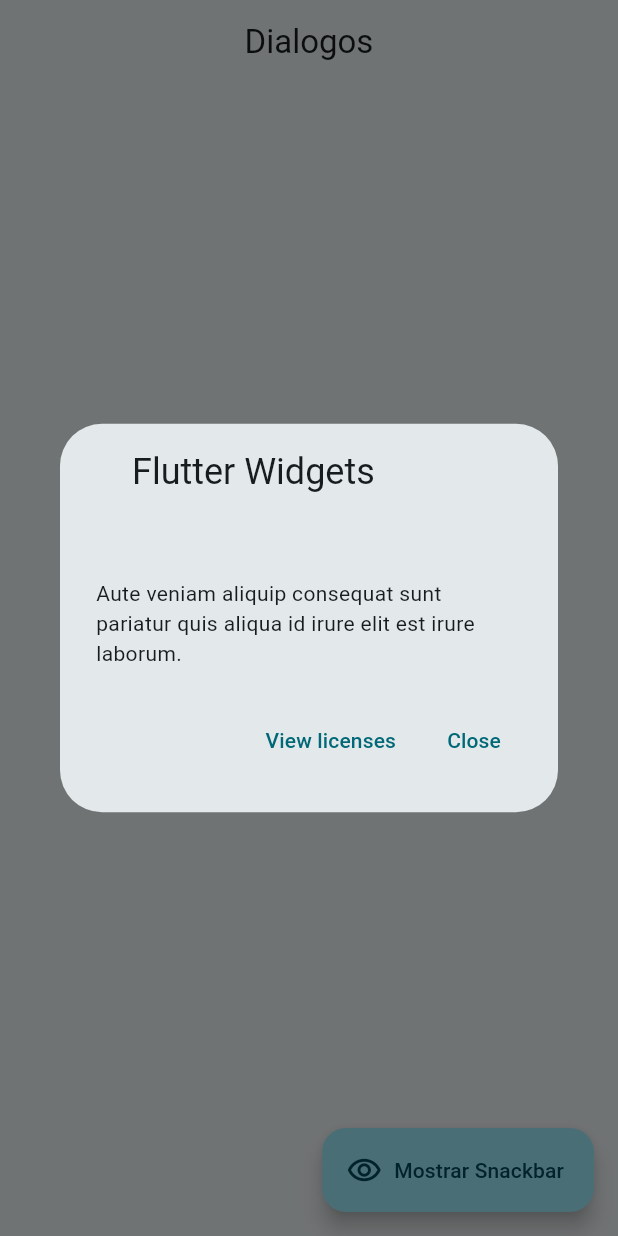
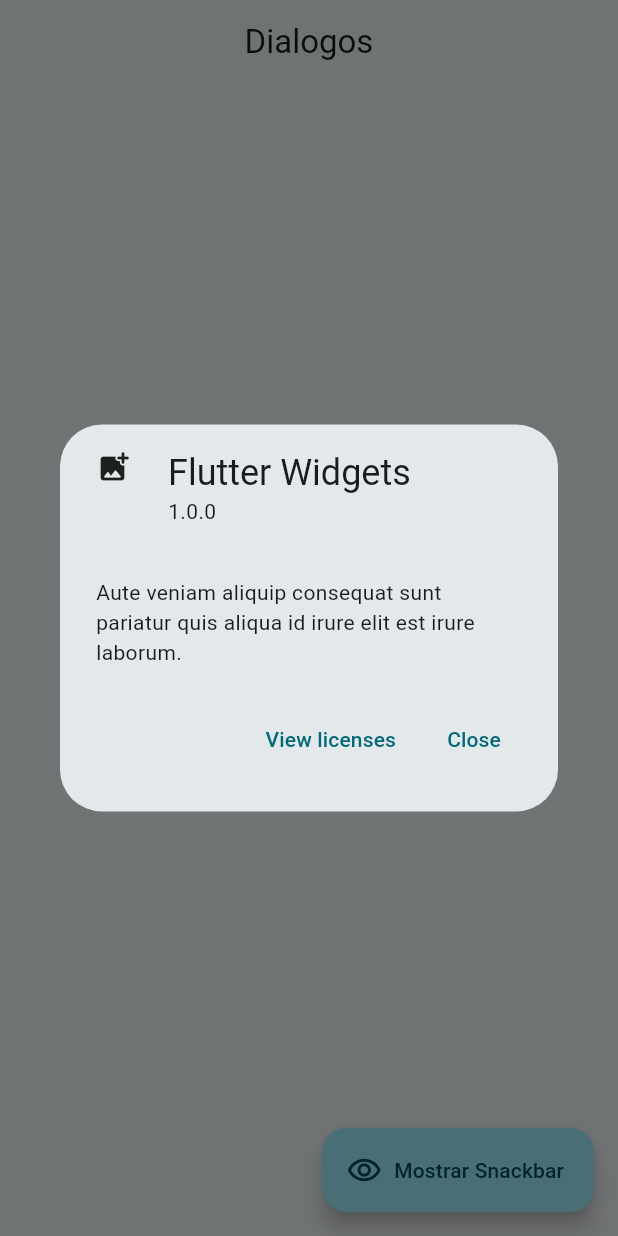
Before and after one commit to sebasmrl/widgets_app, a Flutter app: the SnackbarScreen screen opened by its route, after a tap on "Lincencias Usadas", on a phone screen of 412 x 824 dp. Run offline on Flutter 3.47's test engine with Material 3 defaults, Android fonts, the phone set to English and light mode, and no system bars; our stand-ins replace go_router.

Commit message:
Modified SnackBarScreen

```diff
--- a/lib/config/menu/menu_items.dart
+++ b/lib/config/menu/menu_items.dart
@@ -39,5 +39,11 @@ class MenuItem{
       link: '/snackbars',
       icon: Icons.info_outline
     ),
+    MenuItem(
+      title: 'Animated Container',
+      subtitle: 'Stateful Widget Animado',
+      link: '/animated',
+      icon: Icons.check_box_outlined
+    ),
 
   ];
--- a/lib/config/router/app_router.dart
+++ b/lib/config/router/app_router.dart
@@ -30,5 +30,10 @@ final appRouter = GoRouter(
       path: '/snackbars',
       builder: (context, state) => const SnackbarScreen(),
     ),
+    GoRoute(
+      name: AnimatedScreen.name,
+      path: '/animated',
+      builder: (context, state) => const AnimatedScreen(),
+    ),
   ],
 );
--- a/lib/presentation/screens/snackbar/snackbar_screen.dart
+++ b/lib/presentation/screens/snackbar/snackbar_screen.dart
@@ -61,6 +61,10 @@ class SnackbarScreen extends StatelessWidget {
               FilledButton(onPressed: (){
                 showAboutDialog(
                   context: context,
+                  applicationIcon: const Icon(Icons.add_photo_alternate_rounded),
+                  barrierLabel: 'Barrier Label',
+                  //barrierDismissible: false,
+                  applicationVersion: '1.0.0',
                   children: [
                     const Text('Aute veniam aliquip consequat sunt pariatur quis aliqua id irure elit est irure laborum.')
                   ]
@@ -71,7 +75,7 @@ class SnackbarScreen extends StatelessWidget {
               FilledButton(onPressed: (){
                 openDialog(context);
               },
-                child: const Text('MOstrar Dialogo de pantalla')
+                child: const Text('Mostrar Dialogo de pantalla')
               )
             ],
           ),),
```
Also changed, not shown: lib/presentation/screens/animated/animated_screen.dart (+19 -1 lines).
